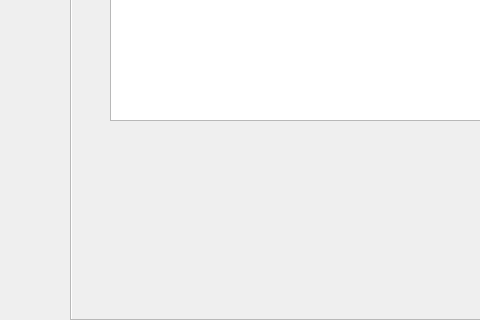
MigotMateusz/Time_organizer, file ui/todolistdialog.ui: the form before one commit; both pictures show x 230 to 710 and y 580 to 900 of the 1000 by 900 pixel window.
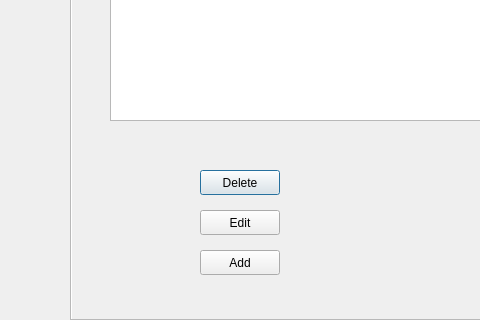
The form after the commit.

Commit message: added tasks delete option

Patch:
```diff
--- a/ui/todolistdialog.ui
+++ b/ui/todolistdialog.ui
@@ -67,6 +67,45 @@
      </rect>
     </property>
    </widget>
+   <widget class="QPushButton" name="delete_2">
+    <property name="geometry">
+     <rect>
+      <x>130</x>
+      <y>750</y>
+      <width>80</width>
+      <height>25</height>
+     </rect>
+    </property>
+    <property name="text">
+     <string>Delete</string>
+    </property>
+   </widget>
+   <widget class="QPushButton" name="edit">
+    <property name="geometry">
+     <rect>
+      <x>130</x>
+      <y>790</y>
+      <width>80</width>
+      <height>25</height>
+     </rect>
+    </property>
+    <property name="text">
+     <string>Edit</string>
+    </property>
+   </widget>
+   <widget class="QPushButton" name="add">
+    <property name="geometry">
+     <rect>
+      <x>130</x>
+      <y>830</y>
+      <width>80</width>
+      <height>25</height>
+     </rect>
+    </property>
+    <property name="text">
+     <string>Add</string>
+    </property>
+   </widget>
   </widget>
   <widget class="Line" name="line_2">
    <property name="geometry">
```
The commit also changes 10 other files.
